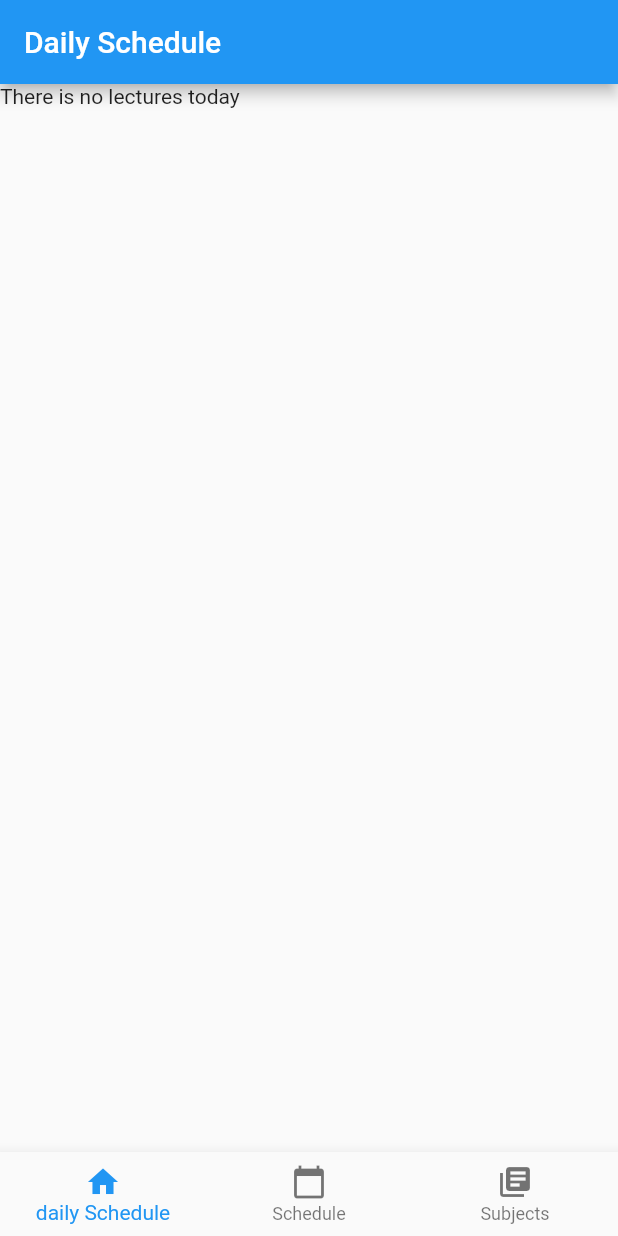
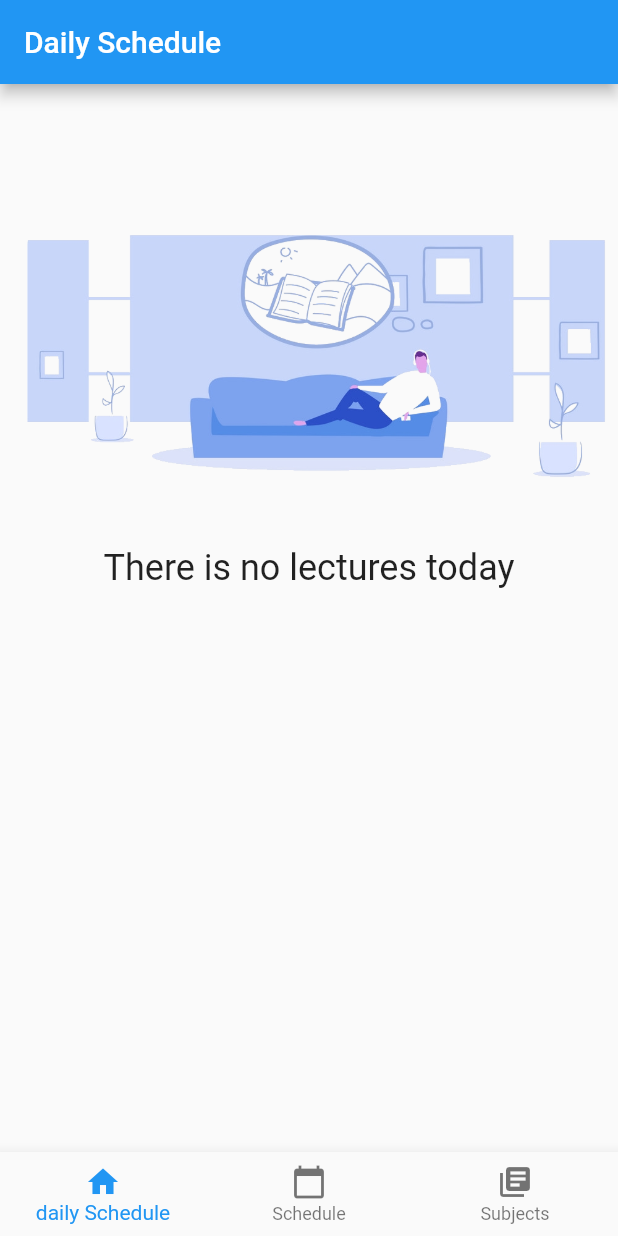
Before and after one commit to saleem-15/University-V1.0, a Flutter app: the screen it shows after launch, on a phone screen of 412 x 824 dp. Run offline on Flutter 3.47's test engine with Material 2 defaults, Android fonts, the phone set to English and light mode, and no system bars; our stand-ins replace fluttertoast.

Commit message:
small changes

```diff
--- a/lib/models/lectures.dart
+++ b/lib/models/lectures.dart
@@ -57,7 +57,7 @@ class Lecture {
     }
   }
 
-  static final lecturesList = [
+  static var lecturesList = [
     Lecture(
       subject: 'جرافيك حاسوب',
       day: 'الاحد',
@@ -137,4 +137,8 @@ class Lecture {
       return a.value.compareTo(b.value);
     });
   }
+
+  static void deleteLecture(Lecture lecture) {
+    lecturesList.remove(lecture);
+  }
 }
--- a/lib/screens/daily_schedule.dart
+++ b/lib/screens/daily_schedule.dart
@@ -12,7 +12,19 @@ class DailySchedule extends StatelessWidget {
         title: const Text('Daily Schedule'),
       ),
       body: todayLectures.isEmpty
-          ? const Text('There is no lectures today')
+          ? Column(
+              children: [
+                const Padding(padding: EdgeInsets.only(top: 100)),
+                Image.asset('lib/assests/output-onlinejpgtools.png'),
+                const Padding(
+                  padding: EdgeInsets.only(top: 30),
+                  child: Text(
+                    'There is no lectures today',
+                    style: TextStyle(fontSize: 24),
+                  ),
+                ),
+              ],
+            )
           : SingleChildScrollView(
               child: Column(
                 children: [
--- a/pubspec.yaml
+++ b/pubspec.yaml
@@ -59,8 +59,8 @@ flutter:
   uses-material-design: true
 
   # To add assets to your application, add an assets section, like this:
-  # assets:
-  #   - images/a_dot_burr.jpeg
+  assets:
+    - lib/assests/output-onlinejpgtools.png
   #   - images/a_dot_ham.jpeg
 
   # An image asset can refer to one or more resolution-specific "variants", see
```
Also changed, not shown: lib/screens/schedule_screen.dart (+32 -19 lines), lib/assests/26744022.jpg (added), lib/assests/output-onlinejpgtools.png (added).
